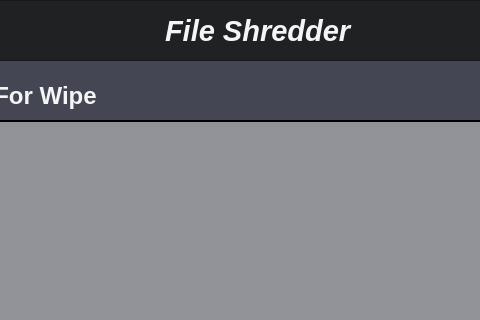
Qt form FileShredder/FileShredder.ui (Shayhha/CryptoShredder) before a commit; both pictures show x 275 to 755 and y 0 to 320 of the 1078 by 700 pixel window.
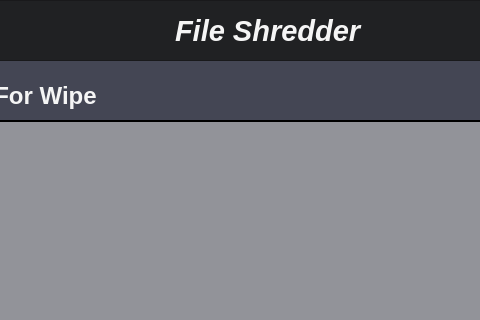
The same form after that commit. Icons and pictures are not drawn.

What changed in the file:
```diff
--- a/FileShredder/FileShredder.ui
+++ b/FileShredder/FileShredder.ui
@@ -594,7 +594,7 @@
     <widget class="QLabel" name="titleLabel">
      <property name="geometry">
       <rect>
-       <x>440</x>
+       <x>450</x>
        <y>10</y>
        <width>191</width>
        <height>41</height>
@@ -619,7 +619,7 @@
     <widget class="QLabel" name="shredderLabel">
      <property name="geometry">
       <rect>
-       <x>390</x>
+       <x>400</x>
        <y>10</y>
        <width>40</width>
        <height>40</height>
```
Left out of the diff: 2 changed lines with no effect on the pictures.
